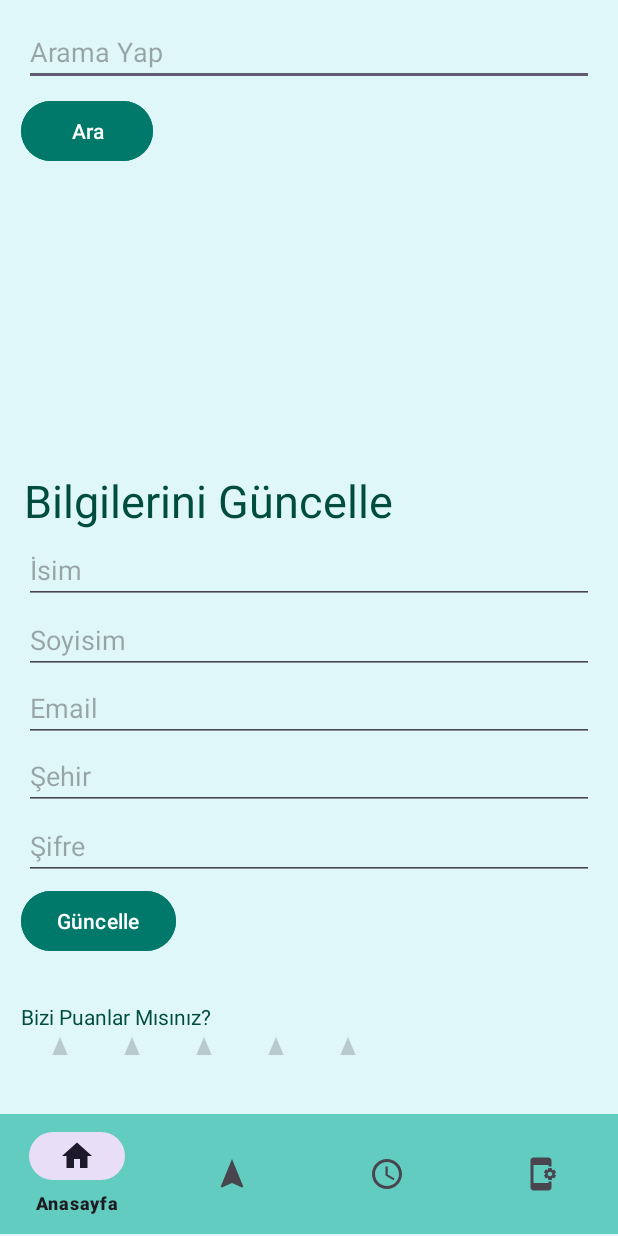
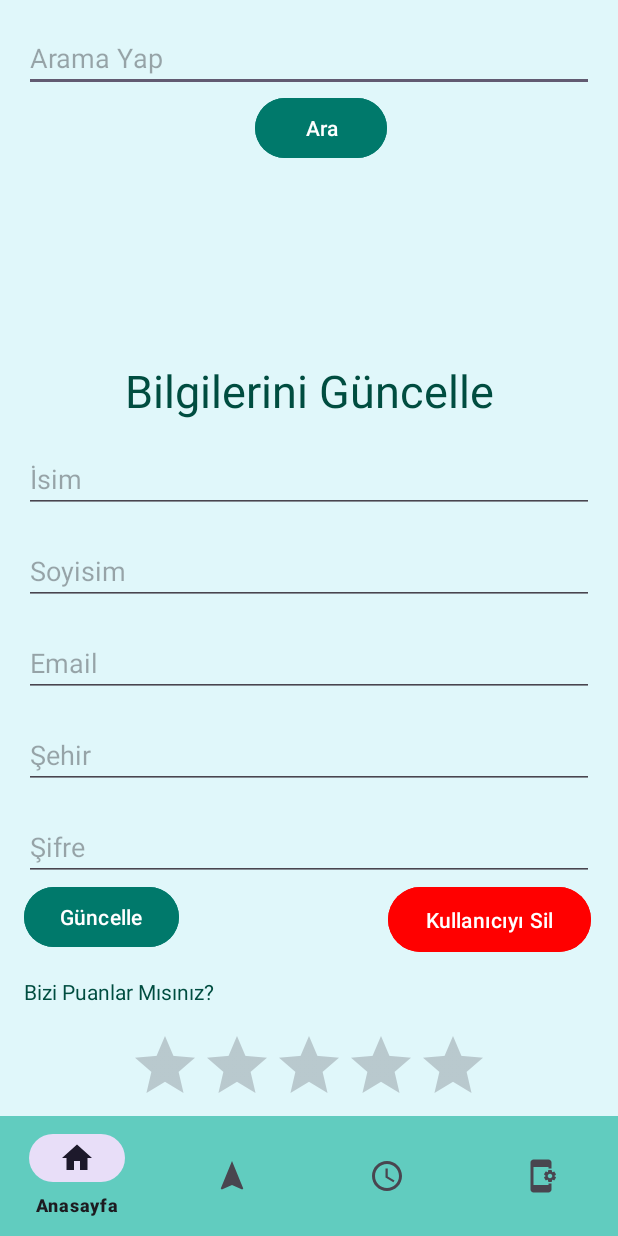
Before and after one commit to omerfarukmmt/Kiblem360, an Android app: the layout activity_ayarlar.xml on its own in the app's theme, with its tools: preview values and no code run, on a phone screen of 412 x 824 dp. Run offline under Robolectric (Android 15) with nearby library versions, the phone set to English and light mode, and no system bars.

Commit message:
ödev gösterildi

```diff
--- a/app/src/main/java/com/example/girisekrani/HesapOlustur.java
+++ b/app/src/main/java/com/example/girisekrani/HesapOlustur.java
@@ -122,7 +122,7 @@ public class HesapOlustur extends AppCompatActivity {
                 kayitOl.setEnabled(true);
                 kayitOl.setOnClickListener(new View.OnClickListener() {
                     public void onClick(View view){
-                        UyeBilgileri uyeBilgileri = new UyeBilgileri(isim.getText().toString(),soyisim.getText().toString(),mail.getText().toString(),sifre.getText().toString(),secilenCinsiyet,secilenSehir);
+                        UyeBilgileri uyeBilgileri = new UyeBilgileri(isim.getText().toString(),soyisim.getText().toString(),mail.getText().toString(),sifre.getText().toString(),secilenCinsiyet,secilenSehir,0);
                         DataBaseHelper dataBaseHelper = new DataBaseHelper(HesapOlustur.this);
 
                         boolean basari = dataBaseHelper.addOne(uyeBilgileri);
--- a/app/src/main/java/com/example/girisekrani/Kible.java
+++ b/app/src/main/java/com/example/girisekrani/Kible.java
@@ -153,7 +153,7 @@ public class Kible extends AppCompatActivity implements SensorEventListener {
             @Override
             public void onItemSelected(AdapterView<?> parent, View view, int position, long id) {
                 String city = parent.getItemAtPosition(position).toString();
-                selectedQiblaAngle = cityQiblaAngles.getOrDefault(city, 151);
+                selectedQiblaAngle = cityQiblaAngles.getOrDefault(city, 174);
             }
 
             @Override
--- a/app/src/main/res/layout/activity_ayarlar.xml
+++ b/app/src/main/res/layout/activity_ayarlar.xml
@@ -4,22 +4,30 @@
     xmlns:tools="http://schemas.android.com/tools"
     android:layout_width="match_parent"
     android:layout_height="match_parent"
-    android:background="#e0f7fa"
-    android:orientation="vertical">
+    android:background="#e0f7fa">
 
     <!-- Kullanıcı Bilgilerini Güncellemek için Alanlar -->
+
+    <Button
+        android:id="@+id/deleteButton"
+        android:layout_width="135dp"
+        android:layout_height="51dp"
+        android:layout_below="@id/updateButton"
+        android:layout_centerHorizontal="true"
+        android:backgroundTint="#FF0000"
+        android:text="Kullanıcıyı Sil"
+        app:layout_constraintEnd_toEndOf="parent"
+        app:layout_constraintHorizontal_bias="0.884"
+        app:layout_constraintStart_toEndOf="@+id/updateButton"
+        app:layout_constraintTop_toBottomOf="@+id/editPassword" />
 
     <EditText
         android:id="@+id/searchQuery"
         android:layout_width="0dp"
         android:layout_height="wrap_content"
-        android:layout_marginStart="16dp"
-        android:layout_marginTop="12dp"
-        android:layout_marginEnd="16dp"
-        android:layout_marginBottom="6dp"
+        android:layout_margin="16dp"
         android:hint="Arama Yap"
         android:inputType="text"
-        app:layout_constraintBottom_toTopOf="@+id/searchButton"
         app:layout_constraintEnd_toEndOf="parent"
         app:layout_constraintStart_toStartOf="parent"
         app:layout_constraintTop_toTopOf="parent" />
@@ -28,96 +36,94 @@
         android:id="@+id/searchButton"
         android:layout_width="wrap_content"
         android:layout_height="wrap_content"
-        android:layout_marginStart="14dp"
-        android:layout_marginBottom="5dp"
+        android:layout_marginStart="16dp"
         android:backgroundTint="#00796b"
         android:text="Ara"
-        app:layout_constraintBottom_toTopOf="@+id/resultsListView"
+        app:layout_constraintEnd_toEndOf="parent"
         app:layout_constraintStart_toStartOf="parent"
         app:layout_constraintTop_toBottomOf="@+id/searchQuery" />
 
     <ListView
         android:id="@+id/resultsListView"
+        android:layout_width="0dp"
+        android:layout_height="0dp"
+        app:layout_constraintTop_toBottomOf="@+id/searchButton"
+        app:layout_constraintBottom_toTopOf="@+id/textView9"
+        app:layout_constraintStart_toStartOf="parent"
+        app:layout_constraintEnd_toEndOf="parent" />
+
+    <TextView
+        android:id="@+id/textView9"
         android:layout_width="wrap_content"
-        android:layout_height="0dp"
-        android:layout_marginBottom="32dp"
-        app:layout_constraintBottom_toTopOf="@+id/textView9"
-        app:layout_constraintStart_toStartOf="@+id/searchButton"
-        app:layout_constraintTop_toBottomOf="@+id/searchButton" />
+        android:layout_height="wrap_content"
+        android:text="Bilgilerini Güncelle"
+        android:textColor="#004d40"
+        android:textSize="30sp"
+        app:layout_constraintTop_toBottomOf="@+id/resultsListView"
+        app:layout_constraintStart_toStartOf="parent"
+        app:layout_constraintEnd_toEndOf="parent"
+        android:layout_margin="16dp" />
+
+    <EditText
+        android:id="@+id/editName"
+        android:layout_width="0dp"
+        android:layout_height="wrap_content"
+        android:layout_margin="16dp"
+        android:hint="İsim"
+        app:layout_constraintTop_toBottomOf="@+id/textView9"
+        app:layout_constraintStart_toStartOf="parent"
+        app:layout_constraintEnd_toEndOf="parent" />
+
+    <EditText
+        android:id="@+id/editSurname"
+        android:layout_width="0dp"
+        android:layout_height="wrap_content"
+        android:layout_margin="16dp"
+        android:hint="Soyisim"
+        app:layout_constraintTop_toBottomOf="@+id/editName"
+        app:layout_constraintStart_toStartOf="parent"
+        app:layout_constraintEnd_toEndOf="parent" />
+
+    <EditText
+        android:id="@+id/editEmail"
+        android:layout_width="0dp"
+        android:layout_height="wrap_content"
+        android:layout_margin="16dp"
+        android:hint="Email"
+        app:layout_constraintTop_toBottomOf="@+id/editSurname"
+        app:layout_constraintStart_toStartOf="parent"
+        app:layout_constraintEnd_toEndOf="parent" />
 
     <EditText
         android:id="@+id/editCity"
         android:layout_width="0dp"
         android:layout_height="wrap_content"
-        android:layout_marginStart="16dp"
-        android:layout_marginEnd="16dp"
-        android:layout_marginBottom="1dp"
+        android:layout_margin="16dp"
         android:hint="Şehir"
-        app:layout_constraintBottom_toTopOf="@+id/editPassword"
-        app:layout_constraintEnd_toEndOf="parent"
+        app:layout_constraintTop_toBottomOf="@+id/editEmail"
         app:layout_constraintStart_toStartOf="parent"
-        app:layout_constraintTop_toBottomOf="@+id/editEmail" />
-
-    <EditText
-        android:id="@+id/editName"
-        android:layout_width="0dp"
-        android:layout_height="wrap_content"
-        android:layout_marginStart="16dp"
-        android:layout_marginEnd="16dp"
-        android:layout_marginBottom="1dp"
-        android:hint="İsim"
-        app:layout_constraintBottom_toTopOf="@+id/editSurname"
-        app:layout_constraintEnd_toEndOf="parent"
-        app:layout_constraintStart_toStartOf="parent"
-        app:layout_constraintTop_toBottomOf="@+id/textView9" />
-
-    <EditText
-        android:id="@+id/editSurname"
-        android:layout_width="0dp"
-        android:layout_height="wrap_content"
-        android:layout_marginStart="16dp"
-        android:layout_marginEnd="16dp"
-        android:hint="Soyisim"
-        app:layout_constraintBottom_toTopOf="@+id/editEmail"
-        app:layout_constraintEnd_toEndOf="parent"
-        app:layout_constraintStart_toStartOf="parent"
-        app:layout_constraintTop_toBottomOf="@+id/editName" />
-
-    <EditText
-        android:id="@+id/editEmail"
-        android:layout_width="0dp"
-        android:layout_height="wrap_content"
-        android:layout_marginStart="16dp"
-        android:layout_marginEnd="16dp"
-        android:hint="Email"
-        app:layout_constraintBottom_toTopOf="@+id/editCity"
-        app:layout_constraintEnd_toEndOf="parent"
-        app:layout_constraintStart_toStartOf="parent"
-        app:layout_constraintTop_toBottomOf="@+id/editSurname" />
+        app:layout_constraintEnd_toEndOf="parent" />
 
     <EditText
         android:id="@+id/editPassword"
         android:layout_width="0dp"
         android:layout_height="wrap_content"
-        android:layout_marginStart="16dp"
-        android:layout_marginEnd="16dp"
-        android:layout_marginBottom="3dp"
+        android:layout_margin="16dp"
         android:hint="Şifre"
         android:inputType="textPassword"
-        app:layout_constraintBottom_toTopOf="@+id/updateButton"
-        app:layout_constraintEnd_toEndOf="parent"
+        app:layout_constraintTop_toBottomOf="@+id/editCity"
         app:layout_constraintStart_toStartOf="parent"
-        app:layout_constraintTop_toBottomOf="@+id/editCity" />
+        app:layout_constraintEnd_toEndOf="parent" />
 
     <Button
         android:id="@+id/updateButton"
         android:layout_width="wrap_content"
         android:layout_height="wrap_content"
-        android:layout_marginStart="14dp"
-        android:layout_marginBottom="30dp"
+        android:layout_marginStart="16dp"
         android:backgroundTint="#00796b"
         android:text="Güncelle"
-        app:layout_constraintBottom_toTopOf="@+id/textView7"
+        app:layout_constraintEnd_toEndOf="parent"
+        app:layout_constraintHorizontal_bias="0.0"
         app:layout_constraintStart_toStartOf="parent"
         app:layout_constraintTop_toBottomOf="@+id/editPassword" />
 
@@ -125,49 +131,30 @@
         android:id="@+id/textView7"
         android:layout_width="0dp"
         android:layout_height="wrap_content"
-        android:layout_marginStart="14dp"
-        android:layout_marginTop="668dp"
-        android:layout_marginEnd="14dp"
+        android:layout_margin="16dp"
         android:text="Bizi Puanlar Mısınız?"
         android:textColor="#004d40"
-        app:layout_constraintBottom_toTopOf="@+id/puanla"
-        app:layout_constraintEnd_toEndOf="parent"
+        app:layout_constraintTop_toBottomOf="@+id/updateButton"
         app:layout_constraintStart_toStartOf="parent"
-        app:layout_constraintTop_toTopOf="parent" />
+        app:layout_constraintEnd_toEndOf="parent"/>
 
     <RatingBar
         android:id="@+id/puanla"
         android:layout_width="wrap_content"
-        android:layout_height="0dp"
-        android:layout_marginStart="2dp"
-        android:layout_marginBottom="39dp"
-        app:layout_constraintBottom_toTopOf="@+id/navBar"
-        app:layout_constraintStart_toStartOf="@+id/textView7"
-        app:layout_constraintTop_toBottomOf="@+id/textView7" />
-
-    <TextView
-        android:id="@+id/textView9"
-        android:layout_width="wrap_content"
         android:layout_height="wrap_content"
-        android:layout_marginBottom="3dp"
-        android:text="Bilgilerini Güncelle"
-        android:textColor="#004d40"
-        android:textSize="30sp"
-        app:layout_constraintBottom_toTopOf="@+id/editName"
-        app:layout_constraintStart_toStartOf="@+id/editName"
-        app:layout_constraintTop_toBottomOf="@+id/resultsListView" />
+        app:layout_constraintTop_toBottomOf="@+id/textView7"
+        app:layout_constraintStart_toStartOf="parent"
+        app:layout_constraintEnd_toEndOf="parent"
+        android:layout_margin="16dp"/>
 
     <com.google.android.material.bottomnavigation.BottomNavigationView
         android:id="@+id/navBar"
         android:layout_width="0dp"
         android:layout_height="wrap_content"
-        android:layout_marginBottom="1dp"
         android:background="#61CCBF"
+        app:layout_constraintTop_toBottomOf="@+id/puanla"
         app:layout_constraintBottom_toBottomOf="parent"
+        app:layout_constraintStart_toStartOf="parent"
         app:layout_constraintEnd_toEndOf="parent"
-        app:layout_constraintHorizontal_bias="0.0"
-        app:layout_constraintStart_toStartOf="parent"
-        app:layout_constraintTop_toBottomOf="@+id/puanla"
         app:menu="@menu/navbar" />
-
 </androidx.constraintlayout.widget.ConstraintLayout>
```
Also changed, not shown: app/src/main/java/com/example/girisekrani/Ayarlar.java (+36 -16 lines), app/src/main/java/com/example/girisekrani/DataBaseHelper.java (+18 -5 lines), app/src/main/java/com/example/girisekrani/UyeBilgileri.java (+9 -1 lines), app/src/main/res/layout/activity_ana_sayfa.xml (+89 -71 lines).
